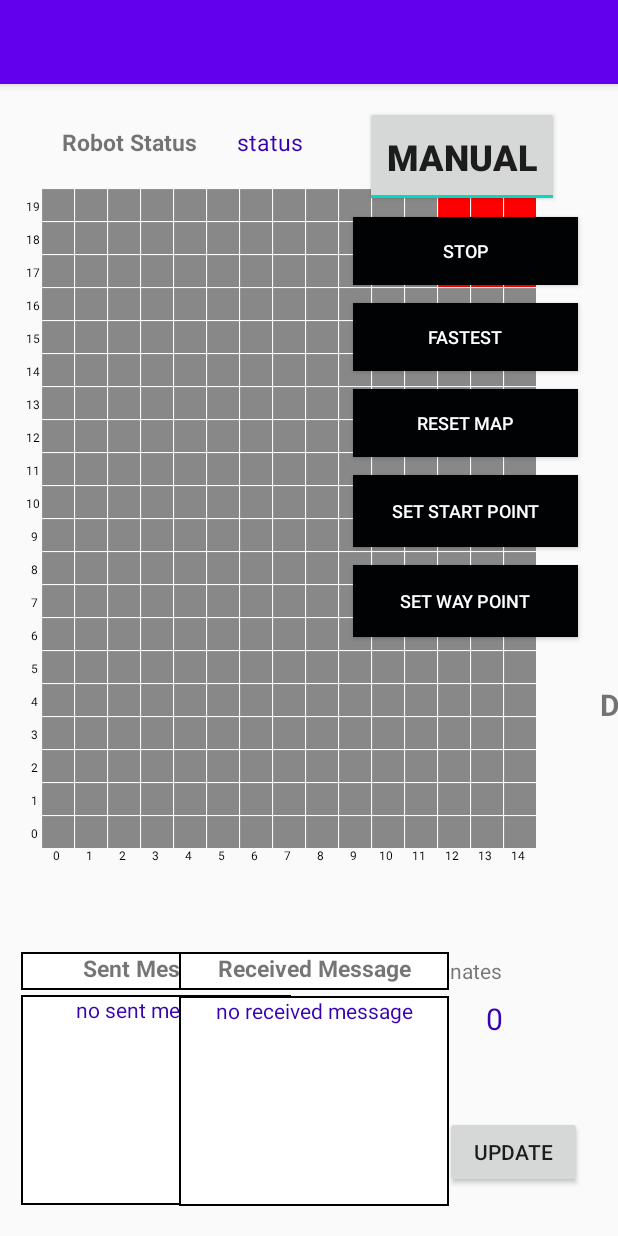
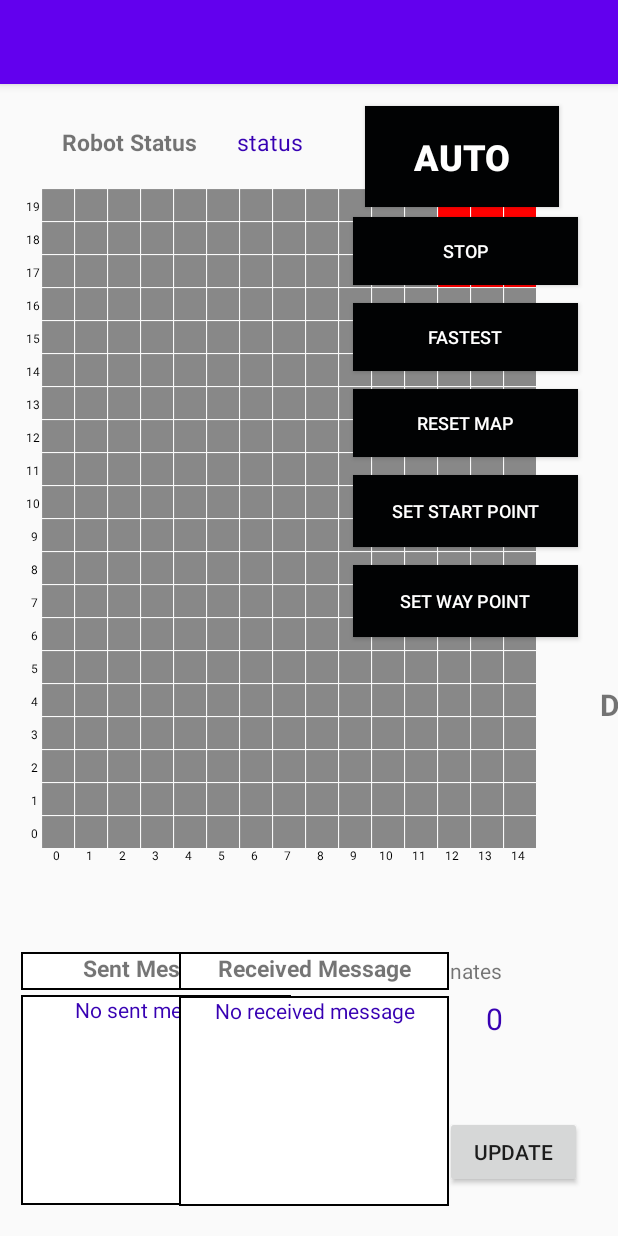
Before and after one commit to shernaliu/MDP-Group25-Android, an Android app: the RobotControlActivity screen opened directly, with no data from a screen before it, after a tap on "EXPLORE", on a phone screen of 412 x 824 dp. Run offline under Robolectric (Android 15) with nearby library versions, the phone set to English and light mode, and no system bars; 3 other taps on this screen came first.

Commit message:
Raj's Commit 4

```diff
--- a/app/src/main/java/com/example/mdp_group25/BluetoothConnectionService.java
+++ b/app/src/main/java/com/example/mdp_group25/BluetoothConnectionService.java
@@ -168,7 +168,7 @@ public class BluetoothConnectionService {
                 Log.d(TAG, "run: ConnectThread: Could not connect to UUID: " + MY_UUID_INSECURE );
             }
 
-            //dismiss the progressdialog when connection is established
+            //dismiss the progress dialog when connection is established
             try{
                 mProgressDialog.dismiss();
             }catch (NullPointerException e){
--- a/app/src/main/java/com/example/mdp_group25/BluetoothDeviceActivity.java
+++ b/app/src/main/java/com/example/mdp_group25/BluetoothDeviceActivity.java
@@ -53,7 +53,7 @@ public class BluetoothDeviceActivity extends AppCompatActivity {
     private String connStatus;
     SharedPreferences sharedPreferences;
     SharedPreferences.Editor editor;
-
+    String Raspberry_Pi_Physical_Address = "";
     // Create a BroadcastReceiver for ACTION_FOUND
     private final BroadcastReceiver mBroadcastReceiver1 = new BroadcastReceiver() {
         public void onReceive(Context context, Intent intent) {
@@ -277,7 +277,7 @@ public class BluetoothDeviceActivity extends AppCompatActivity {
 
                 Log.d(TAG, "onItemClick: deviceName = "+ deviceName);
                 Log.d(TAG, "onItemClick: deviceAddress = "+ deviceAddress);
-
+                Raspberry_Pi_Physical_Address = deviceAddress;
                 //create bond
                 Log.d(TAG, "Trying to pair with "+ deviceName + " " + deviceAddress);
                 mBTDevices.get(i).createBond();
@@ -338,7 +338,7 @@ public class BluetoothDeviceActivity extends AppCompatActivity {
     }
 
     //create method for starting connection
-    //***remember the conncction will fail and app will crash if you haven't paired first
+    //***remember the connection will fail and app will crash if you haven't paired first
     public void startConnection(){
         startBTConnection(mBTDevice,MY_UUID_INSECURE);
     }
--- a/app/src/main/java/com/example/mdp_group25/GridMap.java
+++ b/app/src/main/java/com/example/mdp_group25/GridMap.java
@@ -86,7 +86,7 @@ public class GridMap extends View {
         init(attrs);
         blackPaint.setStyle(Paint.Style.FILL_AND_STROKE);   // for lines, etc
         obstacleColor.setColor(Color.BLACK);                // black = obstacles position
-        robotColor.setColor(Color.GREEN);                   // black = obstacles position
+        robotColor.setColor(Color.GREEN);                   // black = robot position
         endColor.setColor(Color.RED);                       // red = end position
         startColor.setColor(Color.CYAN);                    // green = start position
         waypointColor.setColor(Color.YELLOW);               // yellow = waypoint position
@@ -526,7 +526,7 @@ public class GridMap extends View {
         JSONObject mapInformation = this.getReceivedJsonObject();
         Util.showLog(TAG,"updateMapInformation --- mapInformation: " + mapInformation);
 
-        //SAMPE SINI BENER
+
         JSONObject infoJsonObject;
         String hexStringExplored, hexStringObstacle, exploredString, obstacleString;
         BigInteger hexBigIntegerExplored, hexBigIntegerObstacle;
--- a/app/src/main/java/com/example/mdp_group25/Util.java
+++ b/app/src/main/java/com/example/mdp_group25/Util.java
@@ -45,13 +45,15 @@ public class Util extends AppCompatActivity {
 
         public void printMessage(Context context, String message) {
             showLog(TAG,"Entering Print Message");
+            String str = message;
+            message=message+'\n';
             if (BluetoothConnectionService.BluetoothConnectionStatus == true) {
                 byte[] bytes = message.getBytes(Charset.defaultCharset());
                 BluetoothConnectionService.write(bytes);
             }
             sharedPreferences = context.getSharedPreferences("RobotControlActivity", MODE_PRIVATE);
             editor = sharedPreferences.edit();
-            editor.putString("sentText", sharedPreferences.getString("sentText", "") + "\n " + message);
+            editor.putString("sentText", sharedPreferences.getString("sentText", "") + "\n " + str);
             editor.commit();
             showLog(TAG, sharedPreferences.getString("sentText", ""));
         }
--- a/app/src/main/res/layout/activity_robot_control.xml
+++ b/app/src/main/res/layout/activity_robot_control.xml
@@ -374,10 +374,11 @@
         android:layout_width="129dp"
         android:layout_height="67dp"
         android:textAlignment="center"
-        android:textOff="AUTO"
-        android:textOn="MANUAL"
+        android:textOff="MANUAL"
+        android:textOn="AUTO"
         android:textSize="24sp"
-
+        android:background="#010203"
+        android:textColor="#FFF"
         android:textStyle="bold"
         app:layout_constraintBottom_toBottomOf="parent"
         app:layout_constraintEnd_toEndOf="parent"
@@ -482,7 +483,7 @@
         android:layout_marginTop="3dp"
         android:background="@drawable/rectangle_border"
         android:scrollbars="vertical"
-        android:text="no sent message"
+        android:text="No sent message"
         android:textAlignment="center"
         android:textColor="@color/colorPrimaryDark"
         app:layout_constraintEnd_toStartOf="@+id/receivedMessage"
@@ -512,7 +513,7 @@
         android:layout_marginBottom="20dp"
         android:background="@drawable/rectangle_border"
         android:scrollbars="vertical"
-        android:text="no received message"
+        android:text="No received message"
         android:textAlignment="center"
         android:textColor="@color/colorPrimaryDark"
         app:layout_constraintBottom_toBottomOf="parent"
@@ -527,6 +528,7 @@
         android:layout_alignParentEnd="true"
         android:layout_marginBottom="464dp"
         android:text="Tilt"
+        android:visibility="visible"
         app:layout_constraintBottom_toBottomOf="parent"
         app:layout_constraintEnd_toEndOf="parent"
         app:layout_constraintHorizontal_bias="0.866"
```
Also changed, not shown: app/src/main/java/com/example/mdp_group25/RobotControlActivity.java (+27 -29 lines).
